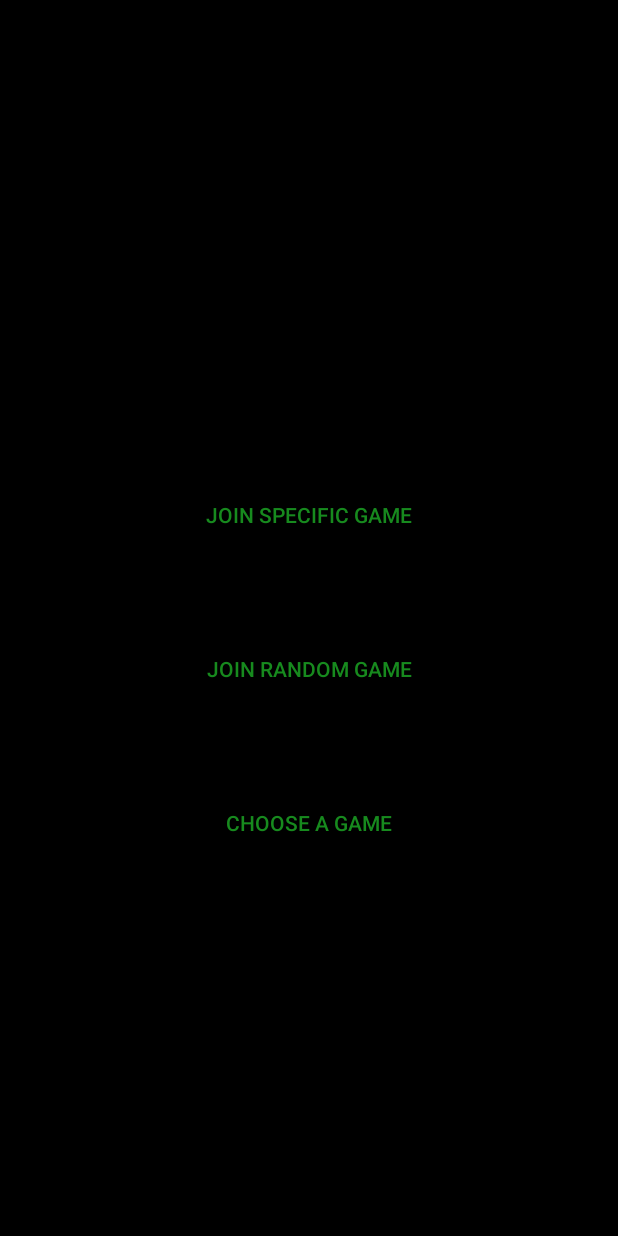
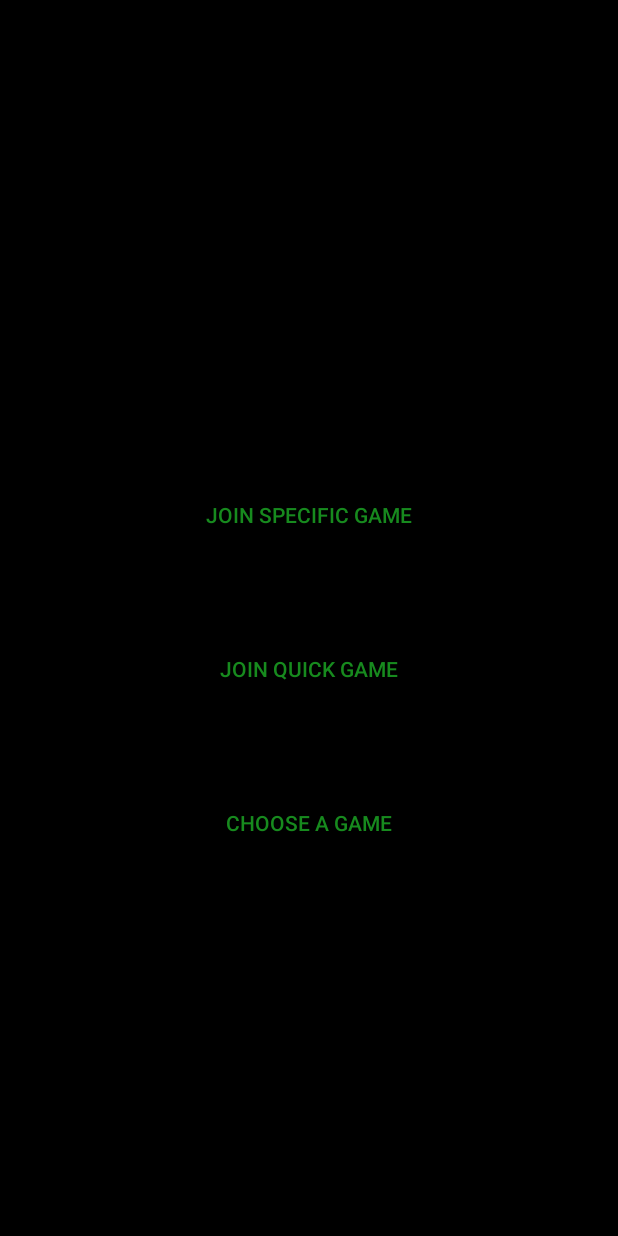
Before and after one commit to bakamoro/Coup, an Android app: the CreateOrJoinGame screen opened directly, with no data from a screen before it, after a tap on "JOIN GAME", on a phone screen of 412 x 824 dp. Run offline under Robolectric (Android 15) with nearby library versions, the phone set to English and light mode, and no system bars; our stand-ins replace Firebase (no records; nobody signed in at launch, a user with empty details on screens opened directly).

Commit message:
adding quick join option

```diff
--- a/app/src/main/AndroidManifest.xml
+++ b/app/src/main/AndroidManifest.xml
@@ -9,6 +9,9 @@
         android:roundIcon="@drawable/coup_start_screen"
         android:supportsRtl="true"
         android:theme="@style/Theme.AppCompat.NoActionBar">
+        <activity
+            android:name=".chooseGame"
+            android:exported="false" />
         <activity
             android:name=".waitingRoom"
             android:exported="false" />
@@ -25,7 +28,7 @@
             android:name=".joinSpecificGame"
             android:exported="false" />
         <activity
-            android:name=".joinSpecificOrRandomGame"
+            android:name=".joinGame"
             android:exported="false" />
         <activity
             android:name=".createGame"
--- a/app/src/main/java/com/example/coup/CreateOrJoinGame.java
+++ b/app/src/main/java/com/example/coup/CreateOrJoinGame.java
@@ -20,7 +20,7 @@ public class CreateOrJoinGame extends AppCompatActivity {
     }
 
     public void joinGema(View view) {
-        Intent intent = new Intent(this, joinSpecificOrRandomGame.class);
+        Intent intent = new Intent(this, joinGame.class);
         startActivity(intent);
     }
 }
--- a/app/src/main/java/com/example/coup/joinSpecificOrRandomGame.java
+++ /dev/null
@@ -1,43 +0,0 @@
-package com.example.coup;
-
-
-import androidx.annotation.NonNull;
-import androidx.appcompat.app.AppCompatActivity;
-
-import android.content.Intent;
-import android.os.Bundle;
-import android.view.View;
-import android.widget.Toast;
-
-import com.google.android.gms.tasks.OnCompleteListener;
-import com.google.android.gms.tasks.Task;
-import com.google.firebase.firestore.DocumentReference;
-import com.google.firebase.firestore.DocumentSnapshot;
-import com.google.firebase.firestore.FirebaseFirestore;
-
-import java.util.Locale;
-
-public class joinSpecificOrRandomGame extends AppCompatActivity{
-
-    private String game_name;
-
-    @Override
-    protected void onCreate(Bundle savedInstanceState) {
-        super.onCreate(savedInstanceState);
-        setContentView(R.layout.activity_join_specific_or_random_game);
-
-    }
-
-    public void joinSpecificGame(View view) {
-        Intent intent = new Intent(this,joinSpecificGame.class);
-        startActivity(intent);
-        finish();
-    }
-
-    public void JoinRandomGame(View view) {
-    }
-    private void moveToGame(String Color,String game_name){
-    }
-
-
-}
--- a/app/src/main/res/layout/activity_join_specific_or_random_game.xml
+++ b/app/src/main/res/layout/activity_join_specific_or_random_game.xml
@@ -3,7 +3,7 @@
     xmlns:tools="http://schemas.android.com/tools"
     android:layout_width="match_parent"
     android:layout_height="match_parent"
-    tools:context=".joinSpecificOrRandomGame"
+    tools:context=".joinGame"
     android:orientation="vertical"
     android:background="@color/black"
     android:backgroundTint="#000000"
@@ -35,9 +35,9 @@
         android:layout_height="0dp"
         android:layout_weight="1"
         android:backgroundTint="#000000"
-        android:text="join random game"
+        android:text="join quick game"
         android:textColor="#178A1E"
-        android:onClick="JoinRandomGame"/>
+        android:onClick="JoinQuickGame"/>
     <Space
         android:layout_width="match_parent"
         android:layout_height="wrap_content"
```
Also changed, not shown: app/src/main/java/com/example/coup/joinGame.java (added, +90 -0 lines), app/src/main/java/com/example/coup/joinSpecificGame.java (+9 -6 lines).
